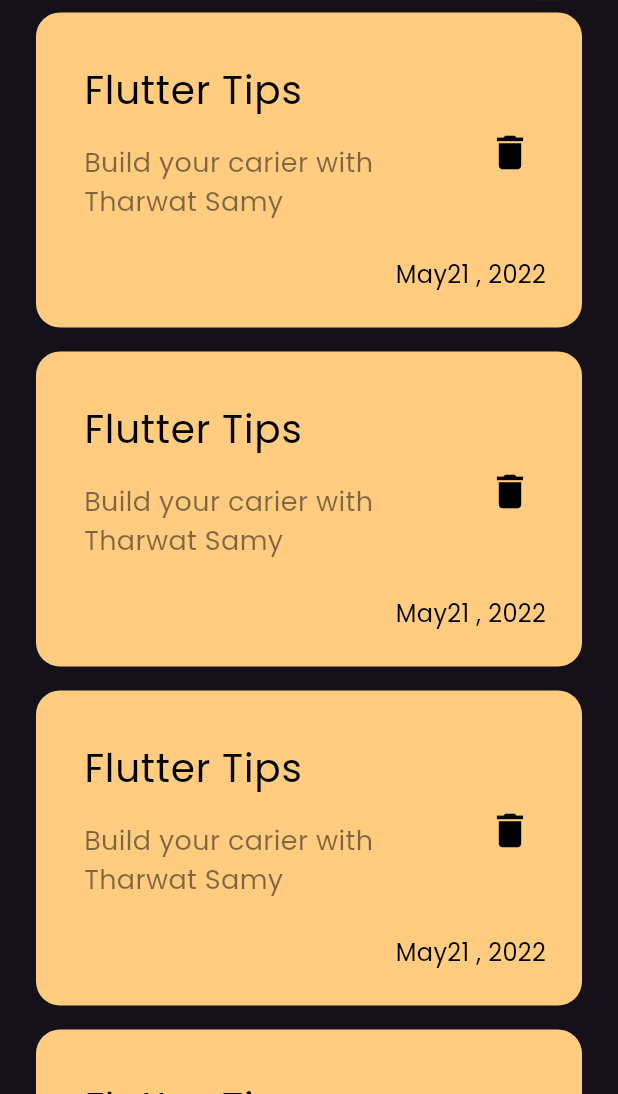
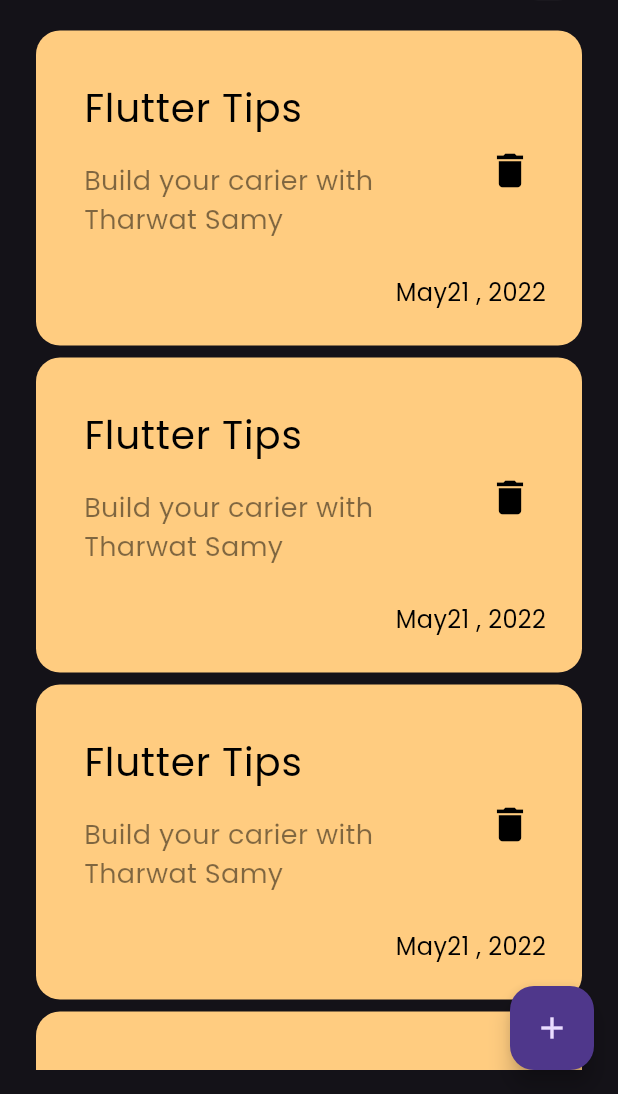
Before and after one commit to Majdasafdev/notesapp, a Flutter app: the screen it shows after launch, on a phone screen of 412 x 824 dp, the part 142-1236 px from its top. Run offline on Flutter 3.47's test engine with Material 3 defaults, Android fonts, the phone set to English and light mode, and no system bars.

Commit message:
create listview notes, action button show , bottom model sheet add boarder radiues to model sheet , custome text field, done bottom sheet

```diff
--- /dev/null
+++ b/lib/constants.dart
@@ -0,0 +1,3 @@
+import 'package:flutter/material.dart';
+
+const kPrimaryColor = Color(0xff62fCD7);
--- a/lib/view/notes_view.dart
+++ b/lib/view/notes_view.dart
@@ -1,4 +1,5 @@
 import 'package:flutter/material.dart';
+import 'package:notesapp/view/widgets/add_note_bottom.dart';
 import 'package:notesapp/view/widgets/notes_view_body.dart';
 
 class NotesView extends StatelessWidget {
@@ -6,6 +7,21 @@ class NotesView extends StatelessWidget {
 
   @override
   Widget build(BuildContext context) {
-    return const Scaffold(body: NotesViewBody());
+    return Scaffold(
+      floatingActionButton: FloatingActionButton(
+        onPressed: () {
+          showModalBottomSheet(
+            shape:
+                RoundedRectangleBorder(borderRadius: BorderRadius.circular(16)),
+            context: context,
+            builder: (context) {
+              return AddNoteBottomSheet();
+            },
+          );
+        },
+        child: const Icon(Icons.add),
+      ),
+      body: const NotesViewBody(),
+    );
   }
 }
--- a/lib/view/widgets/notes_list_view.dart
+++ b/lib/view/widgets/notes_list_view.dart
@@ -2,17 +2,21 @@ import 'package:flutter/material.dart';
 import 'package:notesapp/view/widgets/custome_note_item.dart';
 
 class NotesListView extends StatelessWidget {
-  const NotesListView({super.key});
+  NotesListView({super.key});
 
+  final data = const [];
   @override
   Widget build(BuildContext context) {
-    return ListView.builder(
-      itemBuilder: (context, index) {
-        return Padding(
-          padding: const EdgeInsets.symmetric(vertical: 8),
-          child: const NoteItem(),
-        );
-      },
+    return Padding(
+      padding: const EdgeInsets.symmetric(vertical: 16),
+      child: ListView.builder(
+        itemBuilder: (context, index) {
+          return const Padding(
+            padding: EdgeInsets.symmetric(vertical: 4),
+            child: NoteItem(),
+          );
+        },
+      ),
     );
   }
 }
--- a/lib/view/widgets/notes_view_body.dart
+++ b/lib/view/widgets/notes_view_body.dart
@@ -7,7 +7,7 @@ class NotesViewBody extends StatelessWidget {
 
   @override
   Widget build(BuildContext context) {
-    return const Padding(
+    return Padding(
       padding: EdgeInsets.symmetric(horizontal: 24),
       child: Column(
         children: [
```
Also changed, not shown: lib/view/widgets/add_note_bottom.dart (added, +33 -0 lines), lib/view/widgets/custom_button.dart (added, +23 -0 lines), lib/view/widgets/custom_text_field.dart (added, +31 -0 lines).
